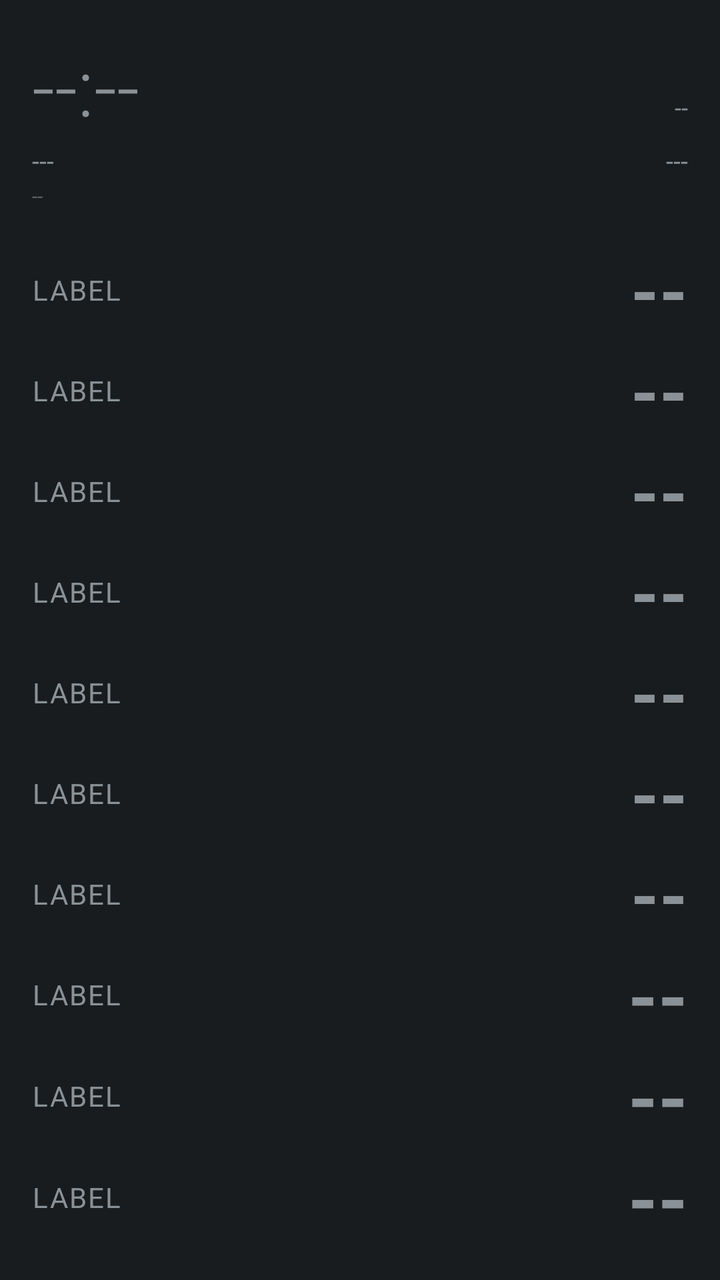
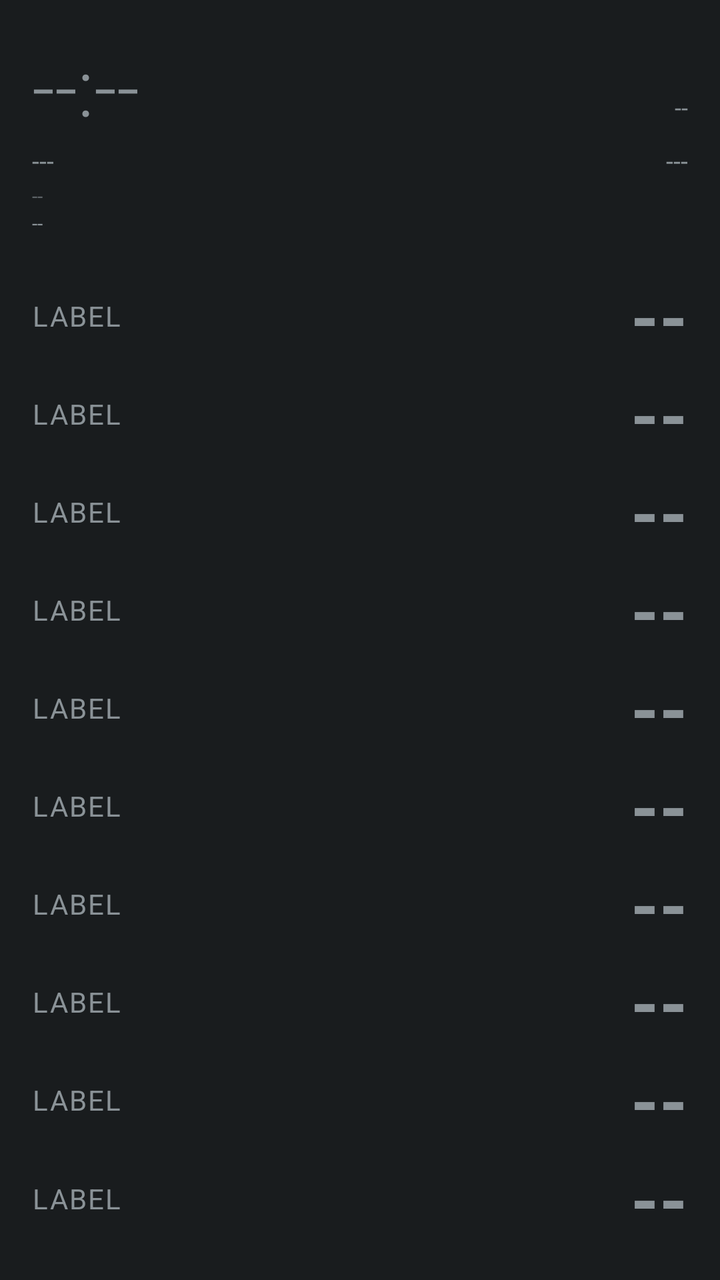

Compare the two renders of this Android layout. The source of the first and the diff that turns it into the second are given below.
<!-- AndroidManifest.xml: application theme android:Theme.DeviceDefault.NoActionBar -->
<!-- res/layout/aod_layout_giant_stack.xml -->
<?xml version="1.0" encoding="utf-8"?>
<LinearLayout xmlns:android="http://schemas.android.com/apk/res/android"
    android:id="@+id/bg_root"
    android:layout_width="match_parent"
    android:layout_height="match_parent"
    android:orientation="vertical"
    android:padding="16dp">

    <LinearLayout
        android:layout_width="match_parent"
        android:layout_height="wrap_content"
        android:orientation="horizontal">

        <TextView
            android:id="@+id/clock"
            android:layout_width="wrap_content"
            android:layout_height="wrap_content"
            android:textSize="40sp"
            android:fontFamily="sans-serif-light"
            android:text="--:--" />

        <TextView
            android:id="@+id/health_badge"
            android:layout_width="0dp"
            android:layout_height="wrap_content"
            android:layout_weight="1"
            android:layout_gravity="top"
            android:gravity="end"
            android:textSize="12sp"
            android:textAllCaps="true"
            android:text="--" />
    </LinearLayout>

    <LinearLayout
        android:layout_width="match_parent"
        android:layout_height="wrap_content"
        android:orientation="horizontal"
        android:layout_marginTop="2dp">

        <TextView
            android:id="@+id/date"
            android:layout_width="wrap_content"
            android:layout_height="wrap_content"
            android:textSize="13sp"
            android:text="---" />

        <TextView
            android:id="@+id/panchang"
            android:layout_width="0dp"
            android:layout_height="wrap_content"
            android:layout_weight="1"
            android:layout_marginStart="10dp"
            android:gravity="end"
            android:textSize="13sp"
            android:text="---" />
    </LinearLayout>

    <TextView
        android:id="@+id/perf_badge"
        android:layout_width="wrap_content"
        android:layout_height="wrap_content"
        android:textSize="10sp"
        android:alpha="0.6"
        android:layout_marginTop="2dp"
        android:text="--" />

    <View
        android:id="@+id/divider_1"
        android:layout_width="match_parent"
        android:layout_height="1dp"
        android:layout_marginTop="10dp"
        android:layout_marginBottom="4dp" />

    <include layout="@layout/aod_row_giant" android:id="@+id/row0"
        android:layout_width="match_parent" android:layout_height="0dp" android:layout_weight="1" />
    <include layout="@layout/aod_row_giant" android:id="@+id/row1"
        android:layout_width="match_parent" android:layout_height="0dp" android:layout_weight="1" />
    <include layout="@layout/aod_row_giant" android:id="@+id/row2"
        android:layout_width="match_parent" android:layout_height="0dp" android:layout_weight="1" />
    <include layout="@layout/aod_row_giant" android:id="@+id/row3"
        android:layout_width="match_parent" android:layout_height="0dp" android:layout_weight="1" />
    <include layout="@layout/aod_row_giant" android:id="@+id/row4"
        android:layout_width="match_parent" android:layout_height="0dp" android:layout_weight="1" />
    <include layout="@layout/aod_row_giant" android:id="@+id/row5"
        android:layout_width="match_parent" android:layout_height="0dp" android:layout_weight="1" />
    <include layout="@layout/aod_row_giant" android:id="@+id/row6"
        android:layout_width="match_parent" android:layout_height="0dp" android:layout_weight="1" />
    <include layout="@layout/aod_row_giant" android:id="@+id/row7"
        android:layout_width="match_parent" android:layout_height="0dp" android:layout_weight="1" />
    <include layout="@layout/aod_row_giant" android:id="@+id/row8"
        android:layout_width="match_parent" android:layout_height="0dp" android:layout_weight="1" />
    <include layout="@layout/aod_row_giant" android:id="@+id/row9"
        android:layout_width="match_parent" android:layout_height="0dp" android:layout_weight="1" />

</LinearLayout>
<!-- res/layout/aod_row_giant.xml (included above) -->
<?xml version="1.0" encoding="utf-8"?>
<LinearLayout xmlns:android="http://schemas.android.com/apk/res/android"
    android:layout_width="match_parent"
    android:layout_height="match_parent"
    android:orientation="horizontal"
    android:gravity="center_vertical">

    <TextView
        android:id="@+id/stat_label"
        android:layout_width="wrap_content"
        android:layout_height="wrap_content"
        android:textSize="14sp"
        android:textAllCaps="true"
        android:letterSpacing="0.05"
        android:text="Label" />

    <TextView
        android:id="@+id/stat_value"
        android:layout_width="0dp"
        android:layout_height="match_parent"
        android:layout_weight="1"
        android:layout_marginStart="12dp"
        android:gravity="end|center_vertical"
        android:textStyle="bold"
        android:maxLines="1"
        android:autoSizeTextType="uniform"
        android:autoSizeMinTextSize="16sp"
        android:autoSizeMaxTextSize="100sp"
        android:autoSizeStepGranularity="2sp"
        android:text="--" />

</LinearLayout>
<!-- resources referenced by this layout -->
<resources>

</resources>

<!-- the commit's change to res/layout/aod_layout_giant_stack.xml (unified diff, before → after) -->
@@ -64,6 +64,13 @@
         android:layout_marginTop="2dp"
         android:text="--" />
 
+    <TextView
+        android:id="@+id/net_type_badge"
+        android:layout_width="wrap_content"
+        android:layout_height="wrap_content"
+        android:textSize="10sp"
+        android:text="--" />
+
     <View
         android:id="@+id/divider_1"
         android:layout_width="match_parent"
